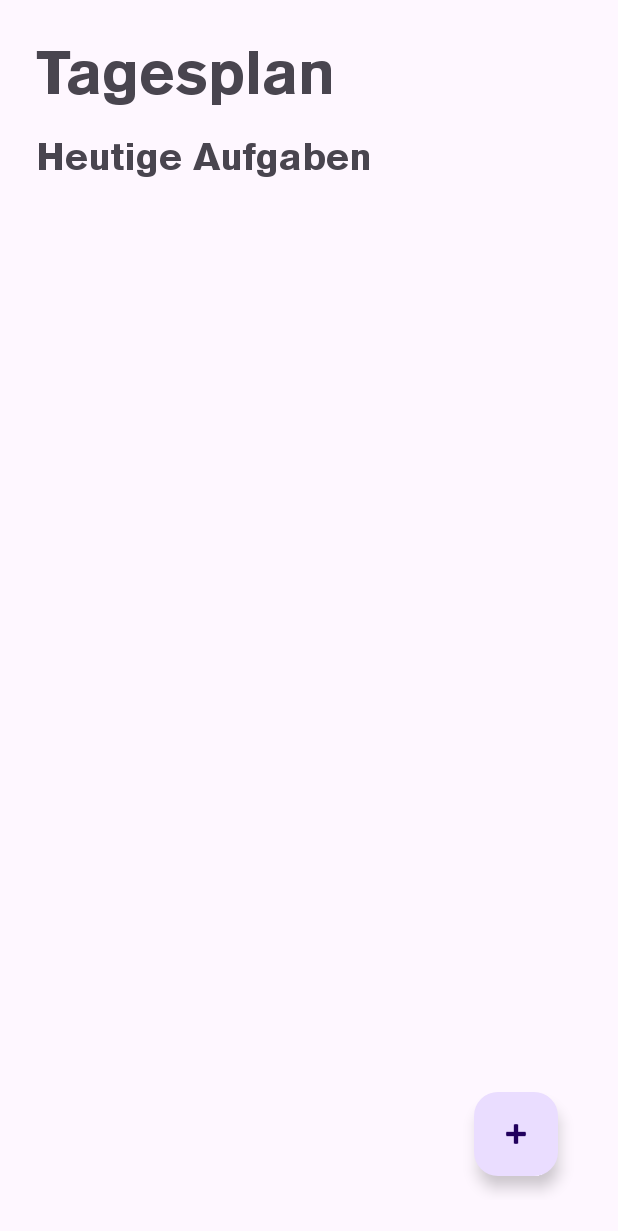
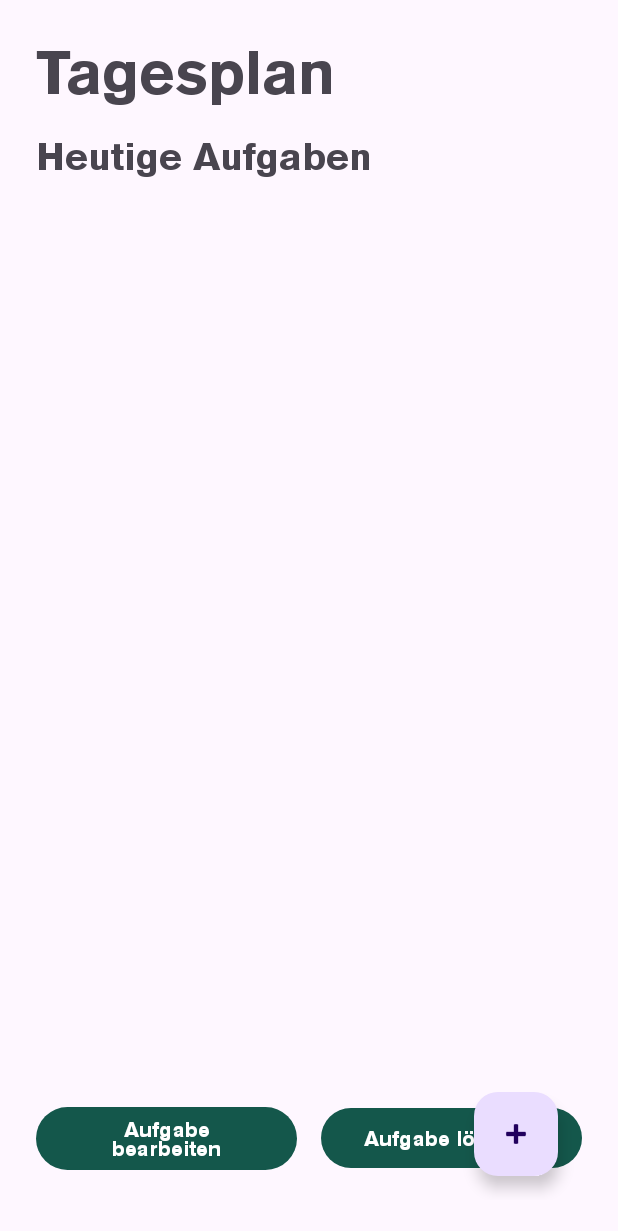
Before and after one commit to magdaa13/TagesBluete, an Android app: the Tagesplan screen opened directly, with no data from a screen before it, on a phone screen of 412 x 824 dp. Shown: the top 1231 px of the screen. Run offline under Robolectric (Android 15) with nearby library versions, the phone set to English and light mode, and no system bars; our stand-ins replace Room's generated code.

Commit message:
Aufgabe bearbeiten, Aufgabe löschen Logik

```diff
--- a/app/src/main/java/at/fhj/tagesbluete/AufgabeAdapter.java
+++ b/app/src/main/java/at/fhj/tagesbluete/AufgabeAdapter.java
@@ -3,6 +3,7 @@ package at.fhj.tagesbluete;
 import android.view.LayoutInflater;
 import android.view.View;
 import android.view.ViewGroup;
+import android.widget.AdapterView;
 import android.widget.TextView;
 
 import androidx.annotation.NonNull;
@@ -12,12 +13,19 @@ import java.util.List;
 
 public class AufgabeAdapter extends RecyclerView.Adapter<AufgabeAdapter.AufgabeViewHolder> {
     public List<Aufgabe> aufgabeListe;
+    public int selectedPosition = RecyclerView.NO_POSITION;
+    private OnItemClickListener listener;
+    public interface OnItemClickListener {
+        void onItemClick(Aufgabe aufgabe, int position);
+    }
 
-    public AufgabeAdapter(List<Aufgabe> aufgabeListe){
+    public AufgabeAdapter(List<Aufgabe> aufgabeListe, OnItemClickListener listener){
         this.aufgabeListe = aufgabeListe;
+        this.listener = listener;
     }
     public void setAufgabeListe(List<Aufgabe>neueAufgaben){
         this.aufgabeListe = neueAufgaben;
+        notifyDataSetChanged();
     }
     @NonNull
     @Override
@@ -32,11 +40,30 @@ public class AufgabeAdapter extends RecyclerView.Adapter<AufgabeAdapter.AufgabeV
         Aufgabe aufgabe = aufgabeListe.get(position);
         holder.titelView.setText(aufgabe.titel);
         holder.beschreibungView.setText(aufgabe.beschreibung);
+
+        holder.itemView.setSelected(selectedPosition == position);
+
+        holder.itemView.setOnClickListener(v -> {
+            notifyItemChanged(selectedPosition);
+            selectedPosition = holder.getAdapterPosition();
+            notifyItemChanged(selectedPosition);
+
+            if(listener != null){
+                listener.onItemClick(aufgabe, selectedPosition);
+            }
+        });
     }
 
     @Override
     public int getItemCount() {
         return aufgabeListe.size();
+    }
+
+    public Aufgabe getSelectedAufgabe(){
+        if(selectedPosition != RecyclerView.NO_POSITION){
+            return aufgabeListe.get(selectedPosition);
+        }
+        return null;
     }
 
     public static class AufgabeViewHolder extends RecyclerView.ViewHolder {
--- a/app/src/main/java/at/fhj/tagesbluete/AufgabeDAO.java
+++ b/app/src/main/java/at/fhj/tagesbluete/AufgabeDAO.java
@@ -3,6 +3,7 @@ package at.fhj.tagesbluete;
 import androidx.room.Dao;
 import androidx.room.Insert;
 import androidx.room.Query;
+import androidx.room.Update;
 
 import java.util.List;
 
@@ -10,6 +11,9 @@ import java.util.List;
 public interface AufgabeDAO {
     @Insert
     void insert(Aufgabe aufgabe);
+
+    @Update
+    void update(Aufgabe aufgabe);
 
     @Query("SELECT * FROM Aufgabe WHERE datum = :heutigesDatum ORDER BY uhrzeit ASC")
     List<Aufgabe> getAufgabenFuerDatum(String heutigesDatum);
@@ -19,4 +23,7 @@ public interface AufgabeDAO {
 
     @Query("DELETE FROM Aufgabe WHERE id = :id")
     void deleteById(int id);
+
+    @Query("SELECT * FROM Aufgabe WHERE id = :aufgabeID LIMIT 1")
+    Aufgabe findById(int aufgabeID);
 }
--- a/app/src/main/java/at/fhj/tagesbluete/Tagesplan.java
+++ b/app/src/main/java/at/fhj/tagesbluete/Tagesplan.java
@@ -3,6 +3,8 @@ package at.fhj.tagesbluete;
 import android.content.Intent;
 import android.os.Bundle;
 import android.view.View;
+import android.widget.Button;
+import android.widget.Toast;
 
 import androidx.activity.EdgeToEdge;
 import androidx.appcompat.app.AppCompatActivity;
@@ -22,6 +24,7 @@ public class Tagesplan extends AppCompatActivity {
     public RoomDatenbank db;
     public RecyclerView recyclerView;
 
+
     @Override
     protected void onCreate(Bundle savedInstanceState) {
         super.onCreate(savedInstanceState);
@@ -31,7 +34,33 @@ public class Tagesplan extends AppCompatActivity {
         recyclerView = findViewById(R.id.recyclerViewAufgaben);
         recyclerView.setLayoutManager(new LinearLayoutManager(this));
 
+        Button buttonAufgabeLöschen = findViewById(R.id.buttonAufgabeLöschen);
+        Button buttonAufgabeBearbeiten = findViewById(R.id.buttonAufgabeBearbeiten);
         FloatingActionButton fab = findViewById(R.id.fabAddAufgabe);
+
+        buttonAufgabeLöschen.setOnClickListener(v -> {
+            Aufgabe ausgewählteAufgabe = adapter.getSelectedAufgabe();
+            if(ausgewählteAufgabe != null){
+                db.aufgabeDao().deleteById(ausgewählteAufgabe.id);
+                Toast.makeText(this, "Aufgabe gelöscht", Toast.LENGTH_SHORT).show();
+                ladeAufgabenFuerHeute();
+            } else {
+                Toast.makeText(this, "Bitte erst eine Aufgabe auswählen", Toast.LENGTH_SHORT).show();
+            }
+        });
+
+        buttonAufgabeBearbeiten.setOnClickListener(v -> {
+            Aufgabe ausgewählteAufgabe = adapter.getSelectedAufgabe();
+            if(ausgewählteAufgabe != null){
+                Intent intent = new Intent(this, NeueAufgaben.class);
+                intent.putExtra("aufgabe_id", ausgewählteAufgabe.id);  // ID der Aufgabe übergeben
+                startActivity(intent);
+            } else {
+                Toast.makeText(this, "Bitte erst eine Aufgabe auswählen", Toast.LENGTH_SHORT).show();
+            }
+        });
+
+
         fab.setOnClickListener(new View.OnClickListener() {
             @Override
             public void onClick(View view) {
@@ -46,15 +75,16 @@ public class Tagesplan extends AppCompatActivity {
         ladeAufgabenFuerHeute();
     }
     private void ladeAufgabenFuerHeute(){
-        String heute = new SimpleDateFormat("dd.MM.yyyy",Locale.GERMAN).format(new Date());
+        String heute = new SimpleDateFormat("dd.MM.yyyy", Locale.GERMAN).format(new Date());
         aufgabenListe = db.aufgabeDao().getAufgabenFuerDatum(heute);
 
         if(adapter == null){
-            adapter = new AufgabeAdapter(aufgabenListe);
+            adapter = new AufgabeAdapter(aufgabenListe, (aufgabe, position) -> {
+
+            });
             recyclerView.setAdapter(adapter);
         }else{
             adapter.setAufgabeListe(aufgabenListe);
-            adapter.notifyDataSetChanged();
         }
     }
 }
--- a/app/src/main/res/layout/activity_tagesplan.xml
+++ b/app/src/main/res/layout/activity_tagesplan.xml
@@ -9,28 +9,57 @@
         android:id="@+id/textTagesplan"
         android:layout_width="wrap_content"
         android:layout_height="wrap_content"
+        android:layout_alignParentTop="true"
         android:text="@string/tagesplan"
         android:textSize="40sp"
-        android:textStyle="bold"
-        android:layout_alignParentTop="true" />
+        android:textStyle="bold" />
 
     <TextView
         android:id="@+id/textHeutigeAufgaben"
         android:layout_width="wrap_content"
         android:layout_height="wrap_content"
+        android:layout_below="@id/textTagesplan"
+        android:layout_marginTop="16dp"
         android:text="@string/heutige_aufgaben"
-        android:textSize="25sp"
-        android:layout_below="@id/textTagesplan"
-        android:layout_marginTop="16dp" />
+        android:textSize="25sp" />
 
     <androidx.recyclerview.widget.RecyclerView
         android:id="@+id/recyclerViewAufgaben"
         android:layout_width="match_parent"
         android:layout_height="0dp"
+        android:layout_above="@id/fabAddAufgabe"
         android:layout_below="@id/textHeutigeAufgaben"
-        android:layout_above="@id/fabAddAufgabe"
-        android:layout_marginTop="12dp"
-        />
+        android:layout_marginTop="12dp" />
+
+    <LinearLayout
+        android:id="@+id/buttonContainer"
+        android:layout_width="match_parent"
+        android:layout_height="wrap_content"
+        android:layout_alignParentBottom="true"
+        android:orientation="horizontal"
+        android:gravity="center"
+        android:weightSum="2"
+        android:layout_marginBottom="16dp">
+
+        <Button
+            android:id="@+id/buttonAufgabeBearbeiten"
+            android:layout_width="0dp"
+            android:layout_height="wrap_content"
+            android:layout_weight="1"
+            android:text="@string/buttonAufgabeBearbeiten"
+            android:layout_marginEnd="8dp"
+            android:textColor="@android:color/white"/>
+
+        <Button
+            android:id="@+id/buttonAufgabeLöschen"
+            android:layout_width="0dp"
+            android:layout_height="wrap_content"
+            android:layout_weight="1"
+            android:text="@string/buttonAufgabeLöschen"
+            android:layout_marginStart="8dp"
+            android:textColor="@android:color/white" />
+    </LinearLayout>
+
 
     <com.google.android.material.floatingactionbutton.FloatingActionButton
         android:id="@+id/fabAddAufgabe"
@@ -41,4 +70,6 @@
         android:layout_margin="16dp"
         android:contentDescription="@string/neue_aufgabe_hinzuf_gen"
         app:srcCompat="@android:drawable/ic_input_add" />
+
+
 </RelativeLayout>
--- a/app/src/main/res/values/strings.xml
+++ b/app/src/main/res/values/strings.xml
@@ -22,6 +22,8 @@
     <string name="datum">Datum</string>
     <string name="titel">Titel der neuen Aufgabe\n</string>
     <string name="neue_aufgabe_hinzuf_gen">Neue Aufgabe hinzufügen</string>
+    <string name="buttonAufgabeBearbeiten">Aufgabe bearbeiten</string>
+    <string name="buttonAufgabeLöschen">Aufgabe löschen</string>
     <string-array name="wiederholungsoption"><item>Einmalig</item><item>Täglich</item><item>Wöchentlich</item>
     </string-array>
 </resources>
```
Also changed, not shown: app/src/main/java/at/fhj/tagesbluete/NeueAufgaben.java (+35 -7 lines), app/src/main/res/layout/activity_neue_aufgaben.xml (+21 -21 lines).
